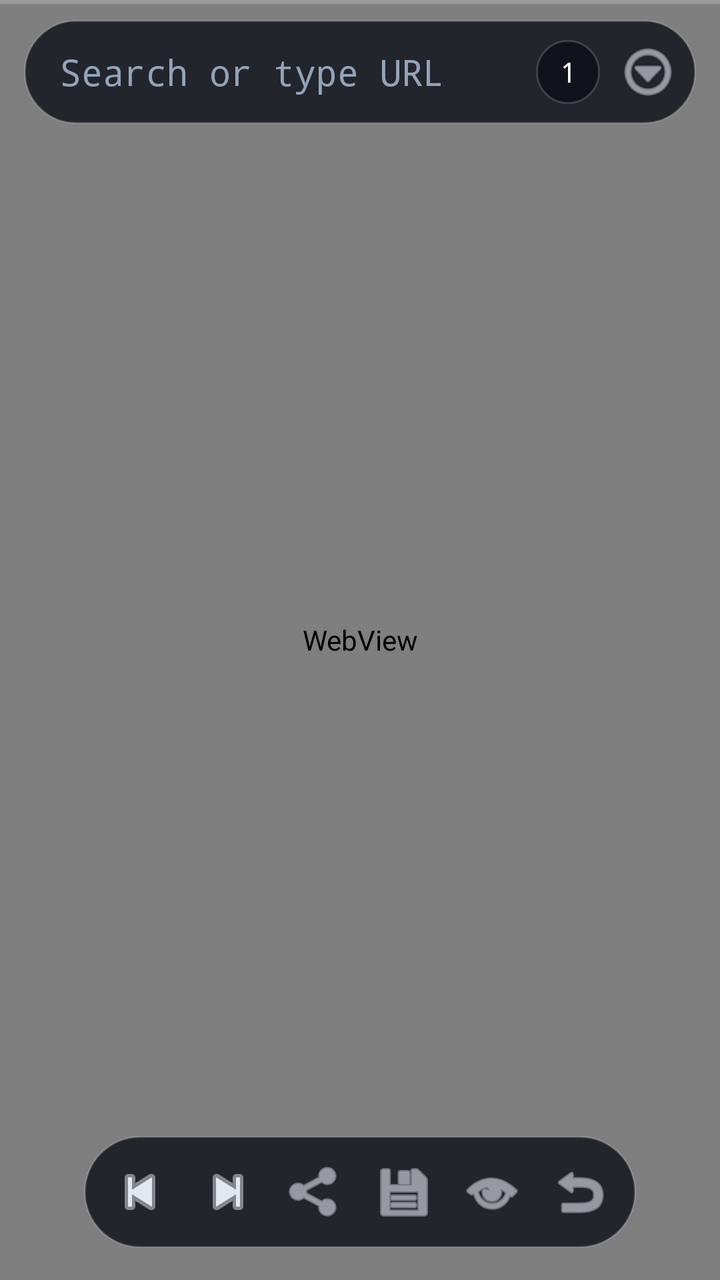
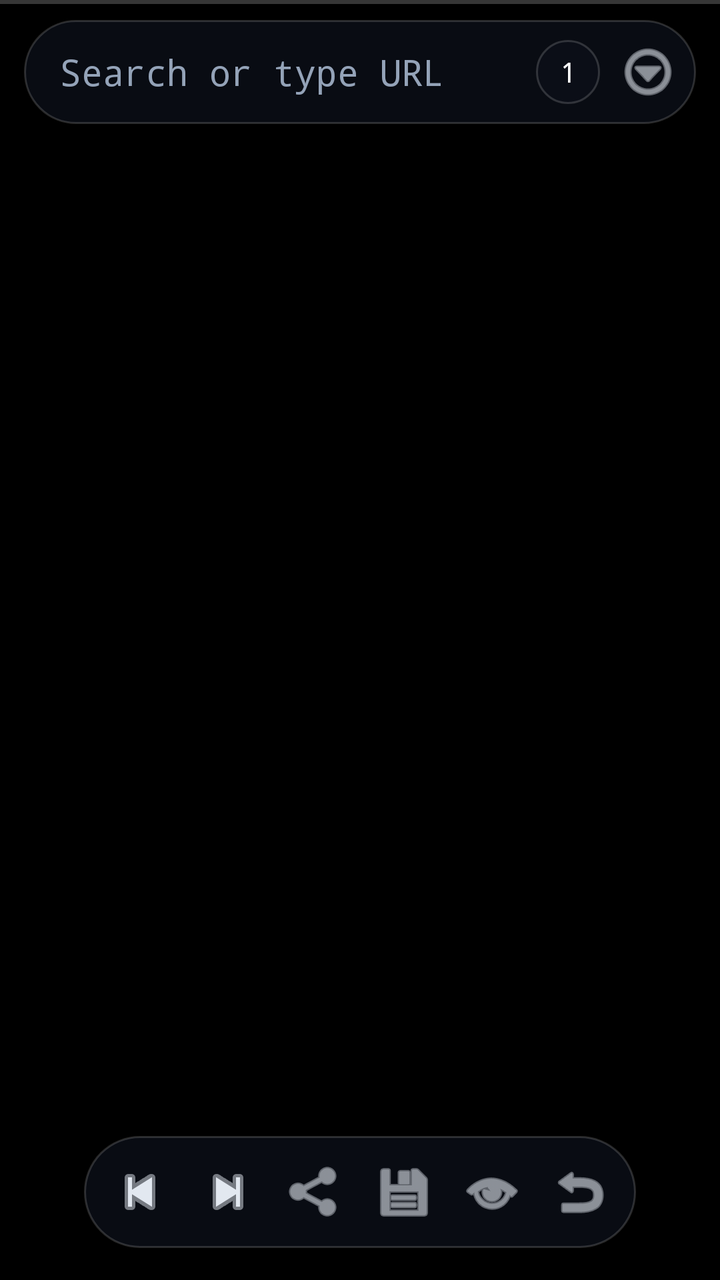

Two renders of the same Android screen: before a commit and after it. Below are the layout's source before the change and the commit's diff.
<!-- AndroidManifest.xml: application theme Theme.AsciiTab -->
<!-- res/layout/activity_main.xml -->
<?xml version="1.0" encoding="utf-8"?>
<FrameLayout xmlns:android="http://schemas.android.com/apk/res/android"
    android:layout_width="match_parent"
    android:layout_height="match_parent"
    android:background="#000000">

    <WebView
        android:id="@+id/webContainerHost"
        android:layout_width="match_parent"
        android:layout_height="match_parent" />

    <ProgressBar
        android:id="@+id/progress"
        style="?android:attr/progressBarStyleHorizontal"
        android:layout_width="match_parent"
        android:layout_height="2dp"
        android:max="100" />

    
    <LinearLayout
        android:layout_width="match_parent"
        android:layout_height="52dp"
        android:layout_gravity="top"
        android:layout_marginStart="12dp"
        android:layout_marginEnd="12dp"
        android:layout_marginTop="10dp"
        android:orientation="horizontal"
        android:gravity="center_vertical"
        android:padding="6dp"
        android:background="@drawable/bg_glass_pill">

        <EditText
            android:id="@+id/urlBar"
            android:layout_width="0dp"
            android:layout_height="36dp"
            android:layout_weight="1"
            android:background="@android:color/transparent"
            android:textColor="#FFFFFF"
            android:hint="Search or type URL"
            android:textColorHint="#94A3B8"
            android:imeOptions="actionGo"
            android:inputType="textUri"
            android:singleLine="true"
            android:paddingStart="12dp"
            android:paddingEnd="8dp"
            android:fontFamily="monospace" />

        <TextView
            android:id="@+id/tabCount"
            android:layout_width="32dp"
            android:layout_height="32dp"
            android:gravity="center"
            android:text="1"
            android:textColor="#FFFFFF"
            android:fontFamily="monospace"
            android:background="@drawable/bg_glass_pill"
            android:layout_marginEnd="6dp" />

        <ImageButton
            android:id="@+id/moreBtn"
            android:layout_width="36dp"
            android:layout_height="36dp"
            android:background="?attr/selectableItemBackgroundBorderless"
            android:src="@android:drawable/ic_menu_more"
            android:tint="#E2E8F0"
            android:contentDescription="More" />
    </LinearLayout>

    
    <LinearLayout
        android:id="@+id/bottomPanel"
        android:layout_width="wrap_content"
        android:layout_height="56dp"
        android:layout_gravity="bottom|center_horizontal"
        android:layout_marginBottom="16dp"
        android:orientation="horizontal"
        android:gravity="center"
        android:padding="6dp"
        android:background="@drawable/bg_glass_pill">

        <ImageButton
            android:id="@+id/backBtn"
            android:layout_width="44dp"
            android:layout_height="44dp"
            android:background="?attr/selectableItemBackgroundBorderless"
            android:src="@android:drawable/ic_media_previous"
            android:tint="#E2E8F0"
            android:contentDescription="Back" />

        <ImageButton
            android:id="@+id/fwdBtn"
            android:layout_width="44dp"
            android:layout_height="44dp"
            android:background="?attr/selectableItemBackgroundBorderless"
            android:src="@android:drawable/ic_media_next"
            android:tint="#E2E8F0"
            android:contentDescription="Forward" />

        <ImageButton
            android:id="@+id/shareBtn"
            android:layout_width="44dp"
            android:layout_height="44dp"
            android:background="?attr/selectableItemBackgroundBorderless"
            android:src="@android:drawable/ic_menu_share"
            android:tint="#E2E8F0"
            android:contentDescription="Share" />

        <ImageButton
            android:id="@+id/bookmarksBtn"
            android:layout_width="44dp"
            android:layout_height="44dp"
            android:background="?attr/selectableItemBackgroundBorderless"
            android:src="@android:drawable/ic_menu_save"
            android:tint="#E2E8F0"
            android:contentDescription="Bookmarks" />

        <ImageButton
            android:id="@+id/tabsBtn"
            android:layout_width="44dp"
            android:layout_height="44dp"
            android:background="?attr/selectableItemBackgroundBorderless"
            android:src="@android:drawable/ic_menu_view"
            android:tint="#E2E8F0"
            android:contentDescription="Tabs" />

        <ImageButton
            android:id="@+id/homeBtn"
            android:layout_width="44dp"
            android:layout_height="44dp"
            android:background="?attr/selectableItemBackgroundBorderless"
            android:src="@android:drawable/ic_menu_revert"
            android:tint="#E2E8F0"
            android:contentDescription="Home" />
    </LinearLayout>
</FrameLayout>
<!-- resources referenced by this layout -->
<resources>
  <!-- drawable bg_glass_pill (drawable) -->
  <?xml version="1.0" encoding="utf-8"?>
  <shape xmlns:android="http://schemas.android.com/apk/res/android"
      android:shape="rectangle">
      <solid android:color="#CC0C1018" />
      <stroke android:width="1dp" android:color="#29FFFFFF" />
      <corners android:radius="999dp" />
  </shape>
  <style name="Theme.AsciiTab" parent="Theme.AppCompat.NoActionBar">
          <item name="android:windowBackground">@color/amole_bg</item>
          <item name="android:statusBarColor">#000000</item>
          <item name="android:navigationBarColor">#000000</item>
          <item name="android:windowSoftInputMode">adjustResize</item>
          <item name="popupMenuStyle">@style/PopupMenu.AsciiTab</item>
      </style>
  <color name="amole_bg">#000000</color>
  <style name="PopupMenu.AsciiTab" parent="Widget.AppCompat.PopupMenu">
          <item name="android:popupBackground">@drawable/bg_glass_dialog</item>
          <item name="android:textColor">#E2E8F0</item>
      </style>
  <!-- drawable bg_glass_dialog (drawable) -->
  <?xml version="1.0" encoding="utf-8"?>
  <shape xmlns:android="http://schemas.android.com/apk/res/android"
      android:shape="rectangle">
      <solid android:color="#C70B0F17" />
      <stroke android:width="1dp" android:color="#29FFFFFF" />
      <corners android:radius="24dp" />
  </shape>
</resources>

<!-- the commit's change to res/layout/activity_main.xml (unified diff, before → after) -->
@@ -4,8 +4,8 @@
     android:layout_height="match_parent"
     android:background="#000000">
 
-    <WebView
-        android:id="@+id/webContainerHost"
+    <FrameLayout
+        android:id="@+id/webContainer"
         android:layout_width="match_parent"
         android:layout_height="match_parent" />
 
